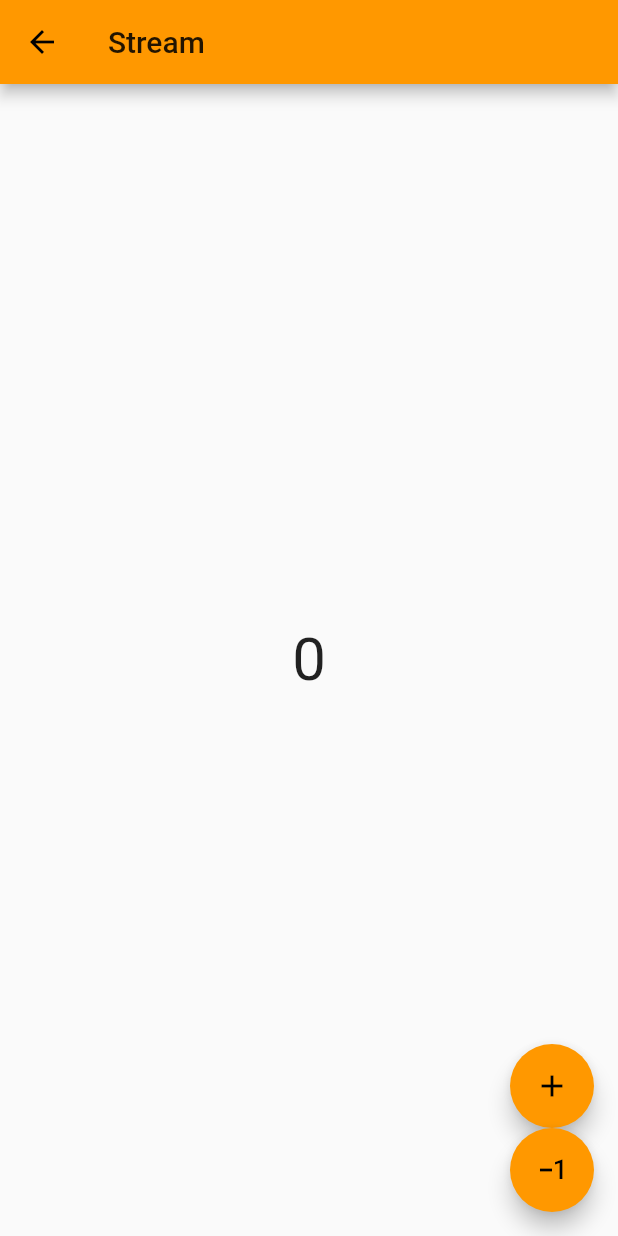
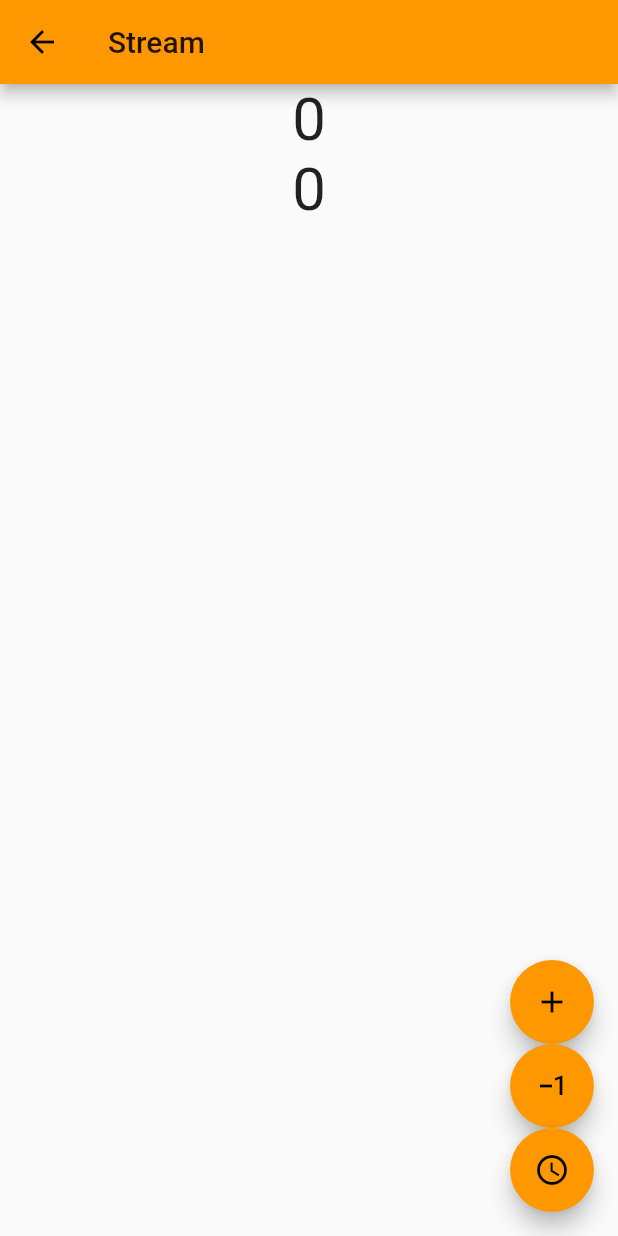
Before and after one commit to ssac-flutter/flutter-lecture, a Flutter app: the screen it shows after launch, in the side drawer, after a tap on "비동기 프로그래밍 - StreamBuilder", on a phone screen of 412 x 824 dp. Run offline on Flutter 3.47's test engine with Material 2 defaults, Android fonts, the phone set to English and light mode, and no system bars; our stand-ins replace carousel_slider.

Commit message:
Stream 심화

```diff
--- a/lib/ui/stream_page.dart
+++ b/lib/ui/stream_page.dart
@@ -3,6 +3,10 @@ import 'package:flutter_app/stream/counter.dart';
 
 class StreamPage extends StatelessWidget {
   final _counter = Counter();
+
+  final upCounter = Stream<int>
+      .periodic(Duration(seconds: 1), (value) => value)
+      .take(11);
 
   @override
   Widget build(BuildContext context) {
@@ -10,7 +14,9 @@ class StreamPage extends StatelessWidget {
       appBar: AppBar(
         title: Text('Stream'),
       ),
-      body: StreamBuilder<int>(
+      body: Column(
+        children: [
+          StreamBuilder<int>(
               stream: _counter.count,
               builder: (context, snapshot) {
                 return Center(
@@ -20,6 +26,18 @@ class StreamPage extends StatelessWidget {
                   ),
                 );
               }),
+          StreamBuilder<int>(
+              stream: upCounter,
+              builder: (context, snapshot) {
+                return Center(
+                  child: Text(
+                    '${snapshot.data}',
+                    style: TextStyle(fontSize: 40),
+                  ),
+                );
+              }),
+        ],
+      ),
       floatingActionButton: Column(
         mainAxisAlignment: MainAxisAlignment.end,
         children: [
@@ -33,6 +51,11 @@ class StreamPage extends StatelessWidget {
             child: Icon(Icons.exposure_minus_1),
             onPressed: _counter.decrease,
           ),
+          FloatingActionButton(
+            heroTag: 'fab3',
+            child: Icon(Icons.watch_later_outlined),
+            onPressed: _counter.decrease,
+          ),
         ],
       ),
     );
```
Lines whose indentation alone changed are shown as unchanged.
